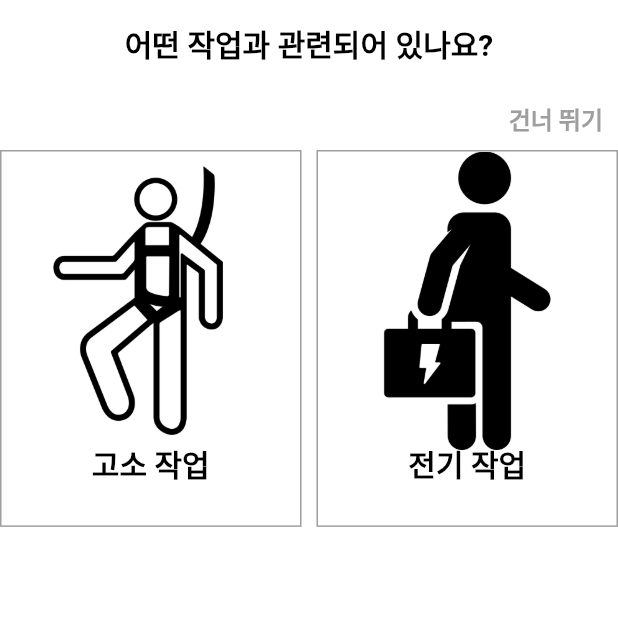
After one commit to KimYongchan91/today_safety, a Flutter app: the RouteSiteCheckListNew screen opened by its route, on a phone screen of 412 x 824 dp, the top half of it. The commit adds this screen. Run offline on Flutter 3.47's test engine with Material 2 defaults, Android fonts, the phone set to English and light mode, and no system bars; our stand-ins replace cached_network_image, cloud_firestore, cloud_functions, device_info, easy_debounce, firebase_auth and 8 more; missing offline and left inert: algolia, app_settings, dart_geohash, kakao_flutter_sdk, kakao_map_plugin, kpostal; accounts and stored records are empty; Roboto replaces fonts that are missing (Pretendard); statements that could not run were skipped.

Commit message:
add feature(upload new site data to server, fuc preset, fuc)

```diff
--- /dev/null
+++ b/lib/const/model/model_fuc.dart
@@ -0,0 +1,5 @@
+class ModelFuc{
+  final String name;
+  final String code;
+  ModelFuc(this.name, this.code);
+}
--- /dev/null
+++ b/lib/const/model/model_fuc_preset.dart
@@ -0,0 +1,6 @@
+class ModelFucPreset {
+  final String name;
+  final String code;
+
+  ModelFucPreset(this.name, this.code);
+}
--- /dev/null
+++ b/lib/const/value/fuc_preset.dart
@@ -0,0 +1,62 @@
+import '../model/model_fuc_preset.dart';
+import 'fuc.dart';
+
+/// fuc : Frequently Used Checklist
+
+/*
+고소 작업 : work_at_height
+전기 관련 작업 : work_with_electric
+*/
+
+///fuc 프리셋 이미지 파일 기본 주소
+const String _pathBaseFucPresetImage = 'assets/images/fuc_preset';
+//assets/images/fuc/work_with_electric.png
+
+///fuc 프리셋 코드
+const String keyWorkAtHeight = 'work_at_height';
+const String keyWorkWithElectric = 'work_with_electric';
+
+///fuc 프리셋 코드 리스트
+///바로 위의 모든 코드를 추가해야 함
+const List<String> listAllFucPresetCode = [
+  keyWorkAtHeight,
+  keyWorkWithElectric,
+];
+
+///fuc 프리셋 코드 -> fuc 리스트
+///예로 고소 작업 -> [안전모 착용, 안전 표지판 설치]
+///바로 위의 모든 코드를 추가해야 함
+const Map<String, List<String>> mapFucPresetToFuc = {
+  keyWorkAtHeight: [
+    keyWearSafetyHelmet,
+    keySetSafetySign,
+  ],
+  keyWorkWithElectric: [
+    keyWearSafetyHelmet,
+    keyWearInsulatedGloves,
+    keyWearInsulatedShoes,
+    keySetSafetySign,
+  ],
+};
+
+///프리셋 코드를 받아 fuc 프리셋 모델을 반환
+ModelFucPreset getModelFucPreset(String code) {
+  switch (code) {
+    case keyWorkAtHeight:
+      return ModelFucPreset('고소 작업', keyWorkAtHeight);
+
+    case keyWorkWithElectric:
+      return ModelFucPreset('전기 작업', keyWorkWithElectric);
+
+    default:
+      return ModelFucPreset('고소 작업', keyWorkAtHeight);
+  }
+}
+
+/// fuc 프리셋 모델의 이미지 파일 주소를 반환
+/// png
+/// 없으면 '';
+String getPathFucPresetImage(ModelFucPreset modelFucPreset) {
+  String path = "$_pathBaseFucPresetImage/${modelFucPreset.code}.png";
+  return path;
+}
--- a/lib/const/value/router.dart
+++ b/lib/const/value/router.dart
@@ -1,7 +1,14 @@
 const String keyRouteInit = "/";
 const String keyRouteMain = "/main";
 const String keyRouteVerify = "/verify";
-const String keyRouteLogin= "/login";
+const String keyRouteLogin = "/login";
 
-const String keyRouteSiteNew= "/site/new";
-const String keyRouteSiteSearch= "/site/search";
+const String keyRouteSiteNew = "/site/new";
+const String keyRouteSiteSearch = "/site/search";
+const String keyRouteSiteDetail = "/site";
+
+const String keyRouteSiteCheckListNew = "/site/check_list/new";
+
+
+const String keyModelSite = 'model_site';
+const String keySiteId = 'site_id';
--- /dev/null
+++ b/lib/ui/item/item_fuc_preset.dart
@@ -0,0 +1,34 @@
+import 'dart:io';
+
+import 'package:flutter/material.dart';
+import 'package:today_safety/const/model/model_fuc_preset.dart';
+import 'package:today_safety/const/value/fuc_preset.dart';
+import 'package:today_safety/custom/custom_text_style.dart';
+
+class ItemFucPreset extends StatelessWidget {
+  final ModelFucPreset modelFucPreset;
+
+  const ItemFucPreset(this.modelFucPreset, {Key? key}) : super(key: key);
+
+  @override
+  Widget build(BuildContext context) {
+    return Container(
+      decoration: BoxDecoration(
+          border: Border.all(
+        color: Colors.grey,
+      )),
+      child: Column(
+        children: [
+          AspectRatio(
+            aspectRatio: 1,
+            child: Image.asset(getPathFucPresetImage(modelFucPreset)),
+          ),
+          Text(
+            modelFucPreset.name,
+            style: const CustomTextStyle.bigBlackBold(),
+          )
+        ],
+      ),
+    );
+  }
+}
--- /dev/null
+++ b/lib/ui/route/route_site_check_list_new.dart
@@ -0,0 +1,125 @@
+import 'package:flutter/material.dart';
+import 'package:get/get.dart';
+import 'package:today_safety/const/model/model_fuc_preset.dart';
+import 'package:today_safety/const/value/fuc.dart';
+import 'package:today_safety/const/value/fuc_preset.dart';
+import 'package:today_safety/custom/custom_text_style.dart';
+import 'package:today_safety/ui/item/item_fuc_preset.dart';
+
+import '../../const/model/model_fuc.dart';
+import '../../const/model/model_site.dart';
+import '../../const/value/router.dart';
+import '../item/item_fuc.dart';
+
+class RouteSiteCheckListNew extends StatefulWidget {
+  const RouteSiteCheckListNew({Key? key}) : super(key: key);
+
+  @override
+  State<RouteSiteCheckListNew> createState() => _RouteSiteCheckListNewState();
+}
+
+class _RouteSiteCheckListNewState extends State<RouteSiteCheckListNew> {
+  late ModelSite modelSite;
+  bool isFucPresetSelected = false; //fuc 선택 단계를 지났는지
+
+  List<ModelFuc> listModelFuc = [];
+
+  @override
+  void initState() {
+    modelSite = Get.arguments[keyModelSite];
+    super.initState();
+  }
+
+  @override
+  Widget build(BuildContext context) {
+    return Scaffold(
+      body: SafeArea(
+        child: isFucPresetSelected
+            ?
+
+            ///fuc 선택 단계를 지났으면
+            SingleChildScrollView(
+                //physics: const NeverScrollableScrollPhysics(),
+                child: Column(
+                  children: [
+                    ListView.builder(
+                      itemBuilder: (context, index) => InkWell(
+                        onTap: () {},
+                        child: ItemFuc(
+                          listModelFuc[index],
+                        ),
+                      ),
+                      itemCount: listModelFuc.length,
+                      shrinkWrap: true,
+                      physics: const BouncingScrollPhysics(),
+                    )
+                  ],
+                ),
+              )
+            :
+
+            ///fuc 선택 단계 진행 중
+            Column(
+                children: [
+                  const Padding(
+                    padding: EdgeInsets.symmetric(vertical: 20),
+                    child: Text(
+                      '어떤 작업과 관련되어 있나요?',
+                      style: CustomTextStyle.bigBlackBold(),
+                    ),
+                  ),
+                  Row(
+                    children: [
+                      const Spacer(),
+                      InkWell(
+                        onTap: () {
+                          setFuc(null);
+                        },
+                        child: const Padding(
+                          padding: EdgeInsets.all(10),
+                          child: Text(
+                            '건너 뛰기',
+                            style: CustomTextStyle.normalGreyBold(),
+                          ),
+                        ),
+                      ),
+                    ],
+                  ),
+                  GridView.builder(
+                    gridDelegate: const SliverGridDelegateWithFixedCrossAxisCount(
+                      crossAxisCount: 2,
+                      crossAxisSpacing: 10,
+                      childAspectRatio: 4 / 5,
+                      mainAxisSpacing: 10,
+                    ),
+                    itemBuilder: (context, index) => InkWell(
+                      onTap: () {
+                        setFuc(getModelFucPreset(listAllFucPresetCode[index]));
+                      },
+                      child: ItemFucPreset(
+                        getModelFucPreset(
+                          listAllFucPresetCode[index],
+                        ),
+                      ),
+                    ),
+                    itemCount: listAllFucPresetCode.length,
+                    shrinkWrap: true,
+                  )
+                ],
+              ),
+      ),
+    );
+  }
+
+  setFuc(ModelFucPreset? modelFucPreset) {
+    setState(() {
+      isFucPresetSelected = true;
+
+      if (modelFucPreset != null) {
+        mapFucPresetToFuc[modelFucPreset.code]?.forEach((element) {
+          listModelFuc.add(getModelFuc(element));
+        });
+      }
+    });
+  }
+}
--- a/pubspec.yaml
+++ b/pubspec.yaml
@@ -115,9 +115,9 @@ flutter:
 
 
   # To add assets to your application, add an assets section, like this:
-  # assets:
-  #   - images/a_dot_burr.jpeg
-  #   - images/a_dot_ham.jpeg
+  assets:
+    - assets/images/fuc/
+    - assets/images/fuc_preset/
 
   # An image asset can refer to one or more resolution-specific "variants", see
   # https://flutter.dev/assets-and-images/#resolution-aware
```
Also changed, not shown: lib/const/value/fuc.dart (added, +53 -0 lines), lib/ui/item/item_fuc.dart (added, +36 -0 lines), lib/ui/route/route_main.dart (+26 -2 lines), lib/ui/route/route_router.dart (+12 -0 lines), lib/ui/route/route_site_detail.dart (added, +80 -0 lines), assets/images/fuc/set_safety_sign.png (added), assets/images/fuc/wear_insulated_gloves.png (added), assets/images/fuc/wear_insulated_shoes.png (added), assets/images/fuc/wear_safety_helmet.png (added), assets/images/fuc_preset/work_at_height.png (added), assets/images/fuc_preset/work_with_electric.png (added).
